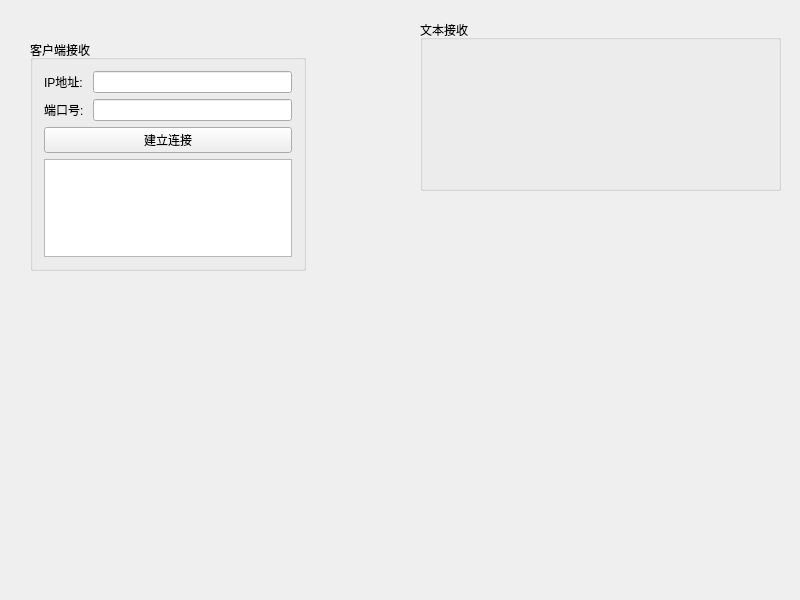
RyougiSama/SignalReceiver, file SignalReceiver/mainwindow.ui: the form before one commit.
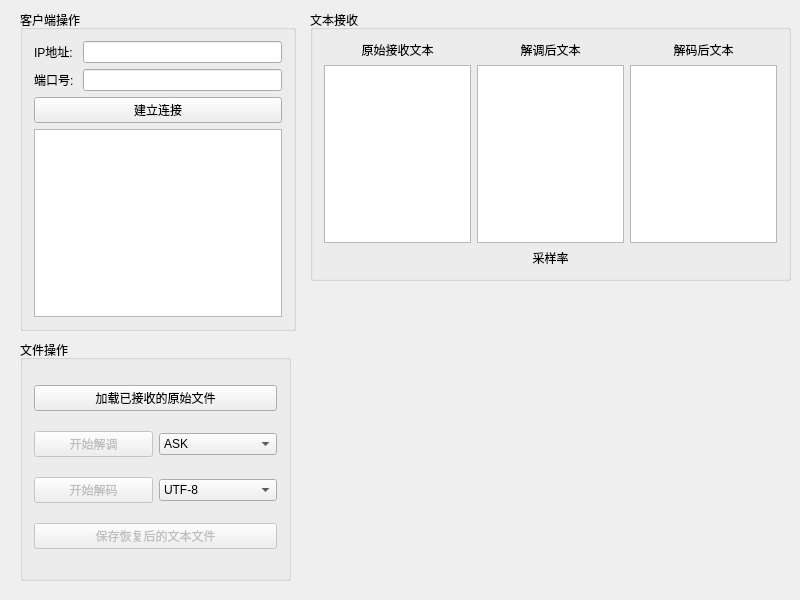
The form after the commit.

Commit message: 增加ASK解调功能

The edit to the form file:
```diff
--- a/SignalReceiver/mainwindow.ui
+++ b/SignalReceiver/mainwindow.ui
@@ -16,39 +16,80 @@
   <widget class="QGroupBox" name="groupBox">
    <property name="geometry">
     <rect>
-     <x>420</x>
-     <y>20</y>
-     <width>361</width>
-     <height>171</height>
+     <x>310</x>
+     <y>10</y>
+     <width>481</width>
+     <height>271</height>
     </rect>
    </property>
    <property name="title">
     <string>文本接收</string>
    </property>
+   <layout class="QGridLayout" name="gridLayout_2">
+    <item row="0" column="0">
+     <widget class="QLabel" name="label_3">
+      <property name="text">
+       <string>原始接收文本</string>
+      </property>
+      <property name="alignment">
+       <set>Qt::AlignmentFlag::AlignCenter</set>
+      </property>
+     </widget>
+    </item>
+    <item row="0" column="1">
+     <widget class="QLabel" name="label_4">
+      <property name="text">
+       <string>解调后文本</string>
+      </property>
+      <property name="alignment">
+       <set>Qt::AlignmentFlag::AlignCenter</set>
+      </property>
+     </widget>
+    </item>
+    <item row="0" column="2">
+     <widget class="QLabel" name="label_5">
+      <property name="text">
+       <string>解码后文本</string>
+      </property>
+      <property name="alignment">
+       <set>Qt::AlignmentFlag::AlignCenter</set>
+      </property>
+     </widget>
+    </item>
+    <item row="1" column="0">
+     <widget class="QTextBrowser" name="textBrowser_original"/>
+    </item>
+    <item row="1" column="1">
+     <widget class="QTextBrowser" name="textBrowser_demodulated"/>
+    </item>
+    <item row="1" column="2">
+     <widget class="QTextBrowser" name="textBrowser_decoded"/>
+    </item>
+    <item row="2" column="0" colspan="3">
+     <widget class="QLabel" name="label_sample_rate">
+      <property name="text">
+       <string>采样率</string>
+      </property>
+      <property name="alignment">
+       <set>Qt::AlignmentFlag::AlignCenter</set>
+      </property>
+     </widget>
+    </item>
+   </layout>
   </widget>
   <widget class="QGroupBox" name="groupBox_2">
    <property name="geometry">
     <rect>
-     <x>30</x>
-     <y>40</y>
+     <x>20</x>
+     <y>10</y>
      <width>276</width>
-     <height>231</height>
+     <height>321</height>
     </rect>
    </property>
    <property name="title">
-    <string>客户端接收</string>
+    <string>客户端操作</string>
    </property>
    <layout class="QGridLayout" name="gridLayout">
-    <item row="0" column="0">
-     <widget class="QLabel" name="label">
-      <property name="text">
-       <string>IP地址: </string>
-      </property>
-     </widget>
-    </item>
-    <item row="0" column="1">
-     <widget class="QLineEdit" name="lineEdit_ip"/>
-    </item>
     <item row="1" column="0">
      <widget class="QLabel" name="label_2">
       <property name="text">
@@ -56,6 +97,9 @@
       </property>
      </widget>
     </item>
+    <item row="3" column="0" colspan="2">
+     <widget class="QTextBrowser" name="textBrowser_client_info"/>
+    </item>
     <item row="1" column="1">
      <widget class="QLineEdit" name="lineEdit_port"/>
     </item>
@@ -72,8 +116,110 @@
       </property>
      </widget>
     </item>
+    <item row="0" column="1">
+     <widget class="QLineEdit" name="lineEdit_ip"/>
+    </item>
+    <item row="0" column="0">
+     <widget class="QLabel" name="label">
+      <property name="text">
+       <string>IP地址: </string>
+      </property>
+     </widget>
+    </item>
+   </layout>
+  </widget>
+  <widget class="QGroupBox" name="groupBox_3">
+   <property name="geometry">
+    <rect>
+     <x>20</x>
+     <y>340</y>
+     <width>271</width>
+     <height>241</height>
+    </rect>
+   </property>
+   <property name="title">
+    <string>文件操作</string>
+   </property>
+   <layout class="QGridLayout" name="gridLayout_3">
+    <item row="0" column="0" colspan="2">
+     <widget class="QPushButton" name="btn_load_received_file">
+      <property name="cursor">
+       <cursorShape>PointingHandCursor</cursorShape>
+      </property>
+      <property name="text">
+       <string>加载已接收的原始文件</string>
+      </property>
+      <property name="checkable">
+       <bool>false</bool>
+      </property>
+     </widget>
+    </item>
+    <item row="1" column="0">
+     <widget class="QPushButton" name="btn_demodulate">
+      <property name="enabled">
+       <bool>false</bool>
+      </property>
+      <property name="cursor">
+       <cursorShape>PointingHandCursor</cursorShape>
+      </property>
+      <property name="text">
+       <string>开始解调</string>
+      </property>
+     </widget>
+    </item>
+    <item row="1" column="1">
+     <widget class="QComboBox" name="comboBox_demodulation">
+      <item>
+       <property name="text">
+        <string>ASK</string>
+       </property>
+      </item>
+      <item>
+       <property name="text">
+        <string>PSK</string>
+       </property>
+      </item>
+     </widget>
+    </item>
+    <item row="2" column="0">
+     <widget class="QPushButton" name="btn_decode">
+      <property name="enabled">
+       <bool>false</bool>
+      </property>
+      <property name="cursor">
+       <cursorShape>PointingHandCursor</cursorShape>
+      </property>
+      <property name="text">
+       <string>开始解码</string>
+      </property>
+     </widget>
+    </item>
+    <item row="2" column="1">
+     <widget class="QComboBox" name="comboBox_decoding">
+      <item>
+       <property name="text">
+        <string>UTF-8</string>
+       </property>
+      </item>
+      <item>
+       <property name="text">
+        <string>UTF-16</string>
+       </property>
+      </item>
+     </widget>
+    </item>
     <item row="3" column="0" colspan="2">
-     <widget class="QTextBrowser" name="textBrowser_client_info"/>
+     <widget class="QPushButton" name="btn_save_demodulated_file">
+      <property name="enabled">
+       <bool>false</bool>
+      </property>
+      <property name="cursor">
+       <cursorShape>PointingHandCursor</cursorShape>
+      </property>
+      <property name="text">
+       <string>保存恢复后的文本文件</string>
+      </property>
+     </widget>
     </item>
    </layout>
   </widget>
```
The commit also changes 10 other files.
